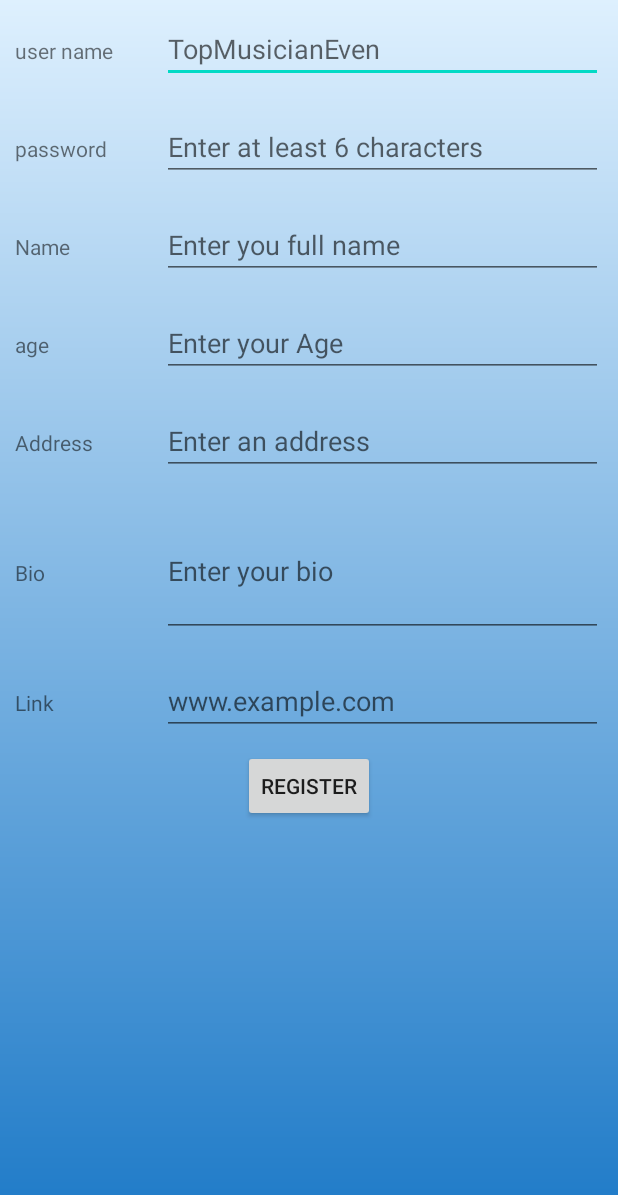
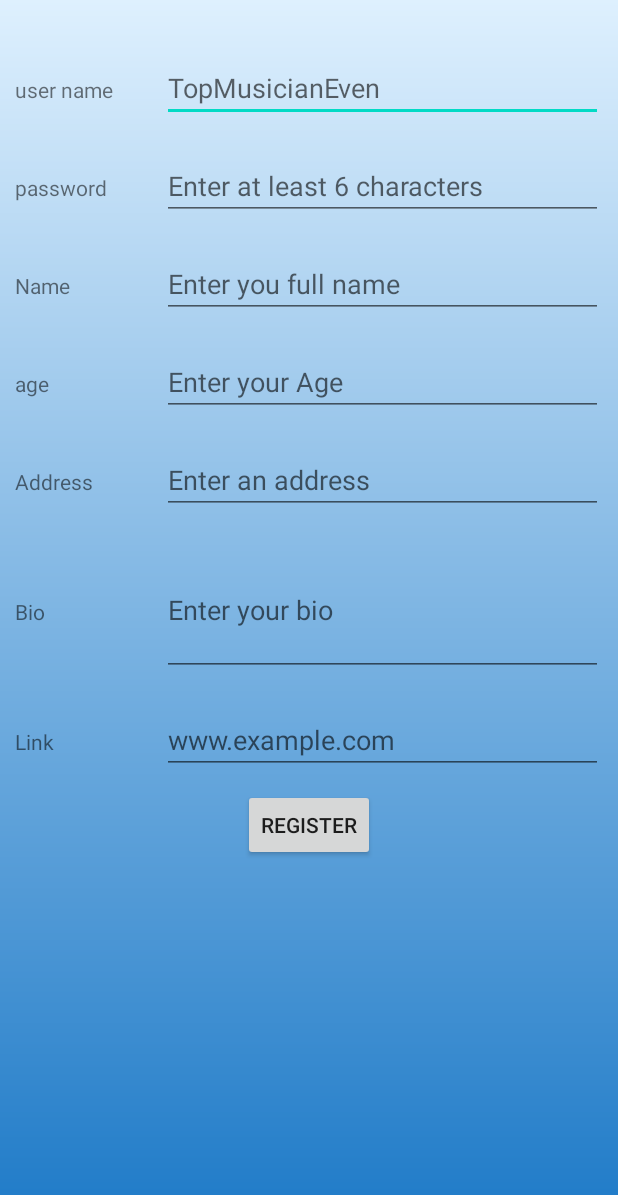
Before and after one commit to LidorPrototype/MusicianFinder, an Android app: the Register screen opened directly, with no data from a screen before it, on a phone screen of 412 x 824 dp. Shown: the top 1195 px of the screen. Run offline under Robolectric (Android 15) with nearby library versions, the phone set to English and light mode, and no system bars; our stand-ins replace Firebase (no records; nobody signed in at launch, a user with empty details on screens opened directly).

Commit message:
remove top bar

```diff
--- a/app/src/main/res/layout/activity_login.xml
+++ b/app/src/main/res/layout/activity_login.xml
@@ -4,6 +4,7 @@
     xmlns:tools="http://schemas.android.com/tools"
     android:layout_width="match_parent"
     android:layout_height="match_parent"
+    android:background="@drawable/background_gradient"
     tools:context=".Login">
 
     <RelativeLayout
--- a/app/src/main/res/layout/activity_register.xml
+++ b/app/src/main/res/layout/activity_register.xml
@@ -5,7 +5,9 @@
     android:layout_width="match_parent"
     android:layout_height="match_parent"
     android:background="@drawable/background_gradient"
-    tools:context=".Register">
+    tools:context=".Register"
+    android:paddingTop="26dp"
+    >
 
 <LinearLayout
     android:layout_width="match_parent"
--- a/app/src/main/res/layout/activity_welcome_page.xml
+++ b/app/src/main/res/layout/activity_welcome_page.xml
@@ -5,7 +5,9 @@
     android:layout_width="match_parent"
     android:layout_height="match_parent"
     android:background="@drawable/background_gradient"
-    tools:context=".WelcomePageActivity">
+    tools:context=".WelcomePageActivity"
+    android:fitsSystemWindows="true"
+    >
 
 
     <Button
--- a/app/src/main/res/values/styles.xml
+++ b/app/src/main/res/values/styles.xml
@@ -2,8 +2,10 @@
     <!-- Base application theme. -->
     <style name="AppTheme" parent="Theme.AppCompat.Light.NoActionBar">
         <!-- Customize your theme here. -->
-        <item name="colorPrimary">@color/colorPrimary</item>
-        <item name="colorPrimaryDark">@color/colorPrimaryDark</item>
+        <item name="android:windowTranslucentStatus">true</item>
+        <item name="android:windowTranslucentNavigation">true</item>
+        <item name="colorPrimary">#00580BC6</item>
+        <item name="colorPrimaryDark">#009A989F</item>
         <item name="colorAccent">@color/colorAccent</item>
     </style>
 
```
Also changed, not shown: 1 other file.
